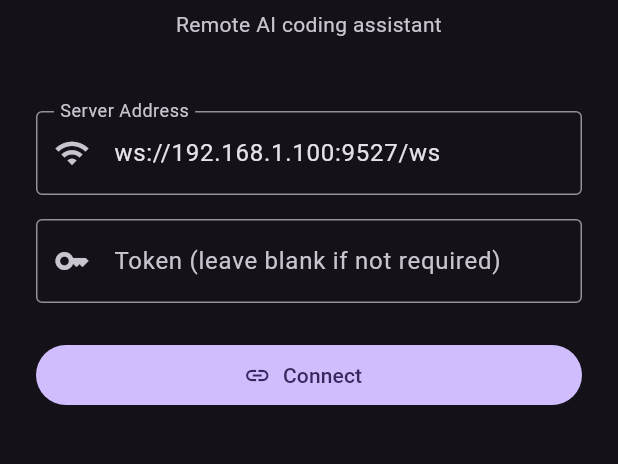
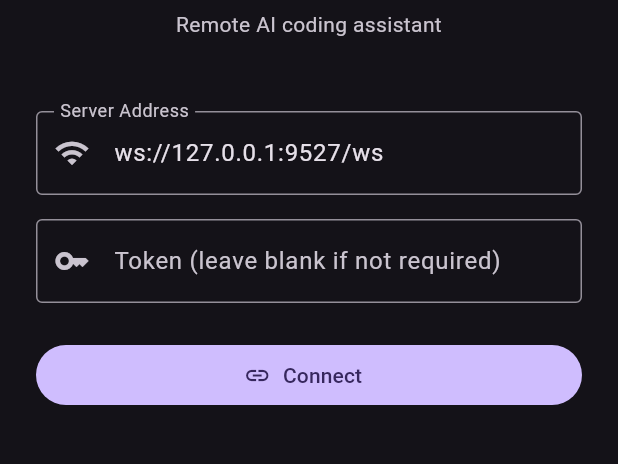
Before and after one commit to swm8023/WheelMaker, a Flutter app: the screen it shows after launch, on a phone screen of 412 x 824 dp, the part 288-752 px from its top. Run offline on Flutter 3.47's test engine with Material 3 defaults, Android fonts, the phone set to English and light mode, and no system bars; our stand-ins replace shared_preferences.

Commit message:
chore(app): ignore flutter temp files and set localhost default

```diff
--- a/app/lib/screens/connect_screen.dart
+++ b/app/lib/screens/connect_screen.dart
@@ -33,7 +33,7 @@ class _ConnectScreenState extends State<ConnectScreen> {
   Future<void> _loadPrefs() async {
     final prefs = await SharedPreferences.getInstance();
     setState(() {
-      _addrCtrl.text = prefs.getString('wm_addr') ?? 'ws://192.168.1.100:9527/ws';
+      _addrCtrl.text = prefs.getString('wm_addr') ?? 'ws://127.0.0.1:9527/ws';
       _tokenCtrl.text = prefs.getString('wm_token') ?? '';
     });
   }
```
Also changed, not shown: 1 other file.
